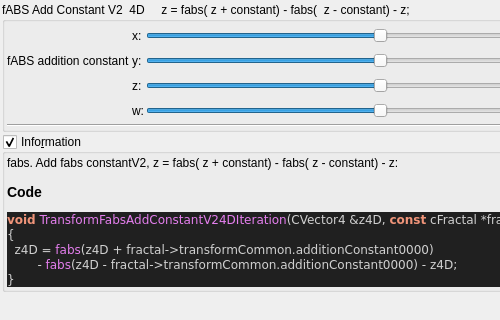
buddhi1980/mandelbulber2, file mandelbulber2/qt_data/fractal_transf_fabs_add_constantV2_4D.ui: the form before one commit; both pictures show x 0 to 500 and y 0 to 320 of the 711 by 610 pixel window.
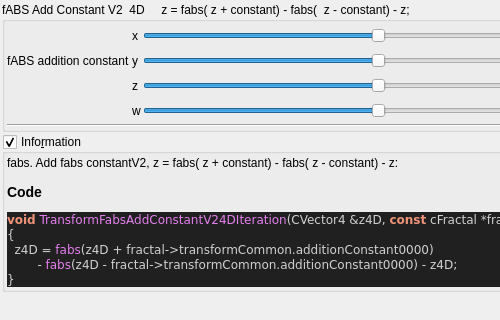
The form after the commit. Custom widgets are drawn as their Qt base class.

```diff
--- a/mandelbulber2/qt_data/fractal_transf_fabs_add_constantV2_4D.ui
+++ b/mandelbulber2/qt_data/fractal_transf_fabs_add_constantV2_4D.ui
@@ -111,7 +111,7 @@
         <item row="3" column="1">
          <widget class="QLabel" name="label_26">
           <property name="text">
-           <string>w:</string>
+           <string notr="true">w</string>
           </property>
          </widget>
         </item>
@@ -172,7 +172,7 @@
         <item row="0" column="1">
          <widget class="QLabel" name="label_22">
           <property name="text">
-           <string>x:</string>
+           <string notr="true">x</string>
           </property>
          </widget>
         </item>
@@ -207,7 +207,7 @@
         <item row="1" column="1">
          <widget class="QLabel" name="label_25">
           <property name="text">
-           <string>y:</string>
+           <string notr="true">y</string>
           </property>
          </widget>
         </item>
@@ -239,7 +239,7 @@
         <item row="2" column="1">
          <widget class="QLabel" name="label_24">
           <property name="text">
-           <string>z:</string>
+           <string notr="true">z</string>
           </property>
          </widget>
         </item>
```
